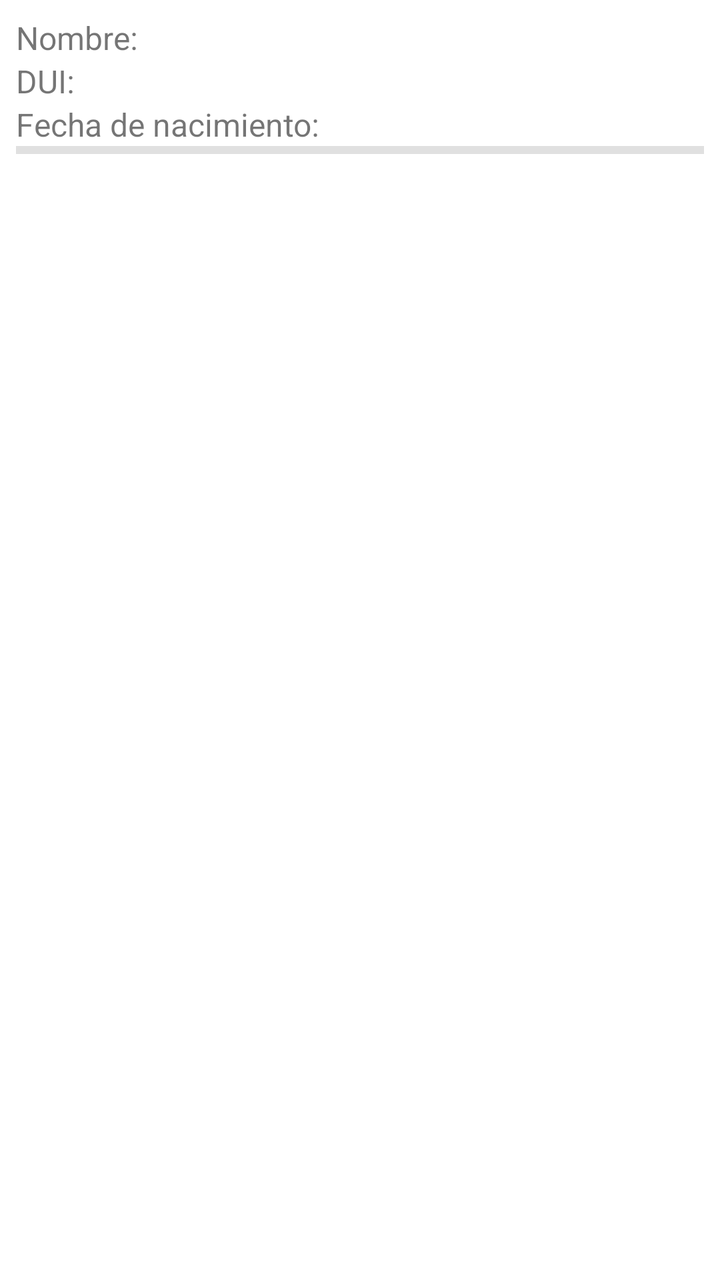
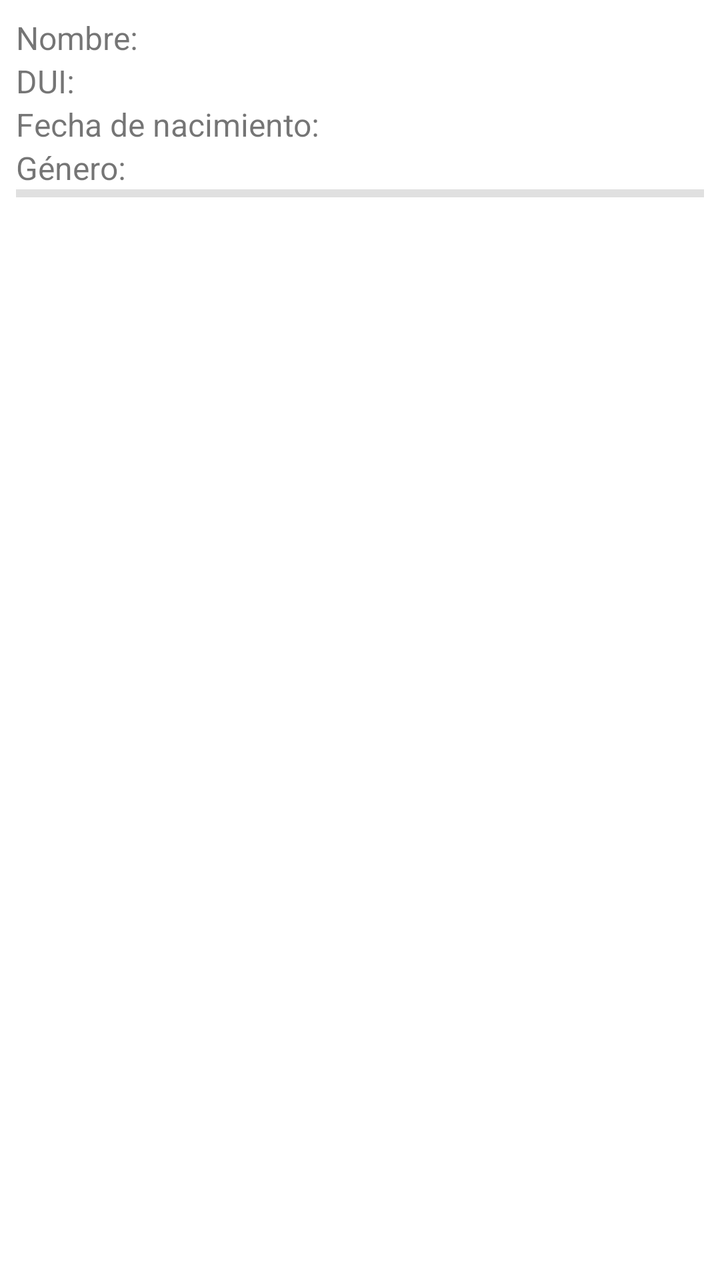

An Android layout rendered at two revisions. The XML below is the earlier revision; the diff shows what the commit changed to produce the second picture.
<!-- AndroidManifest.xml: application theme Theme.Guia08_FirebaseDBRealTime -->
<!-- res/layout/persona_layout.xml -->
<?xml version="1.0" encoding="utf-8"?>
<LinearLayout xmlns:android="http://schemas.android.com/apk/res/android"
    android:layout_width="match_parent"
    android:layout_height="wrap_content"
    android:orientation="vertical"
    android:padding="8dp">

    <TextView
        android:id="@+id/tvNombre"
        android:layout_width="wrap_content"
        android:layout_height="wrap_content"
        android:text="Nombre: "
        android:textSize="16sp" />

    <TextView
        android:id="@+id/tvDUI"
        android:layout_width="wrap_content"
        android:layout_height="wrap_content"
        android:text="DUI: "
        android:textSize="16sp" />

    <TextView
        android:id="@+id/tvFechaNacimiento"
        android:layout_width="wrap_content"
        android:layout_height="wrap_content"
        android:text="Fecha de nacimiento: "
        android:textSize="16sp" />

    <View style="@style/Divider" />

</LinearLayout>
<!-- resources referenced by this layout -->
<resources>
  <style name="Divider">
          <item name="android:layout_width">match_parent</item>
          <item name="android:layout_height">4dp</item>
          <item name="android:background">?android:attr/listDivider</item>
      </style>
  <style name="Theme.Guia08_FirebaseDBRealTime" parent="Base.Theme.Guia08_FirebaseDBRealTime" />
  <style name="Base.Theme.Guia08_FirebaseDBRealTime" parent="Theme.MaterialComponents.DayNight.DarkActionBar">
          <item name="colorPrimary">@color/purple_500</item>
          <item name="colorPrimaryVariant">@color/purple_700</item>
          <item name="colorOnPrimary">@color/white</item>
  
          
          <item name="colorSecondary">@color/teal_200</item>
          <item name="colorSecondaryVariant">@color/teal_700</item>
          <item name="colorOnSecondary">@color/black</item>
  
          
          <item name="android:statusBarColor">?attr/colorPrimaryVariant</item>
      </style>
  <color name="purple_500">#FF6200EE</color>
  <color name="purple_700">#FF3700B3</color>
  <color name="white">#FFFFFFFF</color>
  <color name="teal_200">#FF03DAC5</color>
  <color name="teal_700">#FF018786</color>
  <color name="black">#FF000000</color>
</resources>

<!-- the commit's change to res/layout/persona_layout.xml (unified diff, before → after) -->
@@ -26,6 +26,13 @@
         android:text="Fecha de nacimiento: "
         android:textSize="16sp" />
 
+    <TextView
+        android:id="@+id/tvGenero"
+        android:layout_width="wrap_content"
+        android:layout_height="wrap_content"
+        android:text="Género: "
+        android:textSize="16sp" />
+
     <View style="@style/Divider" />
 
 </LinearLayout>
